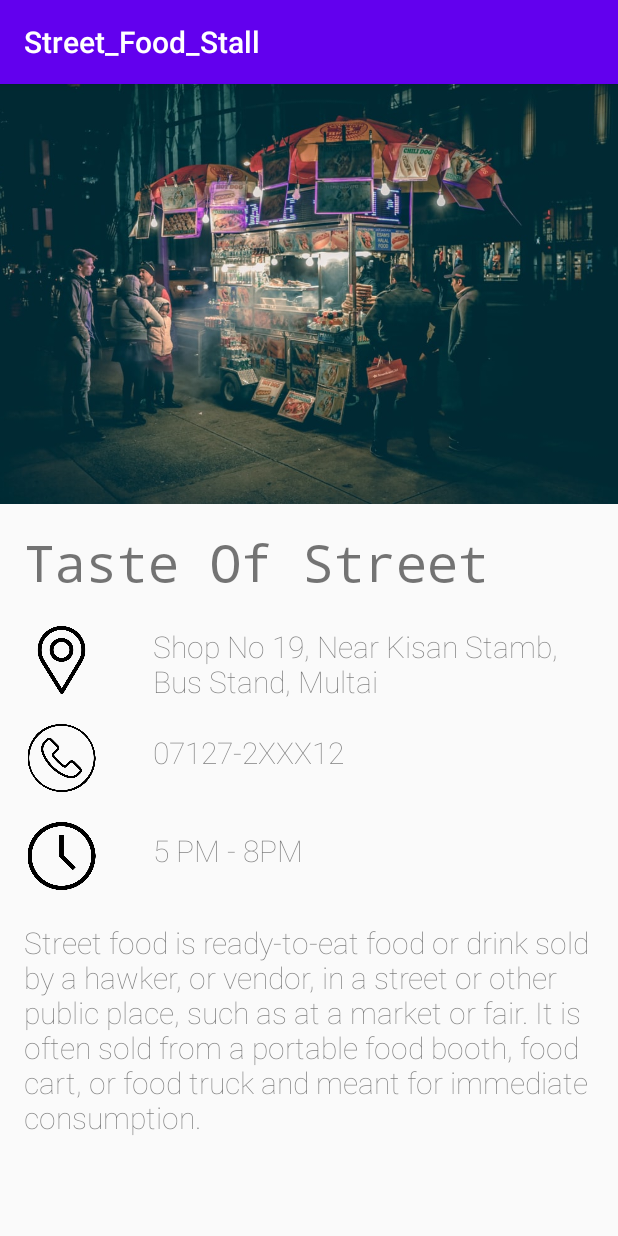
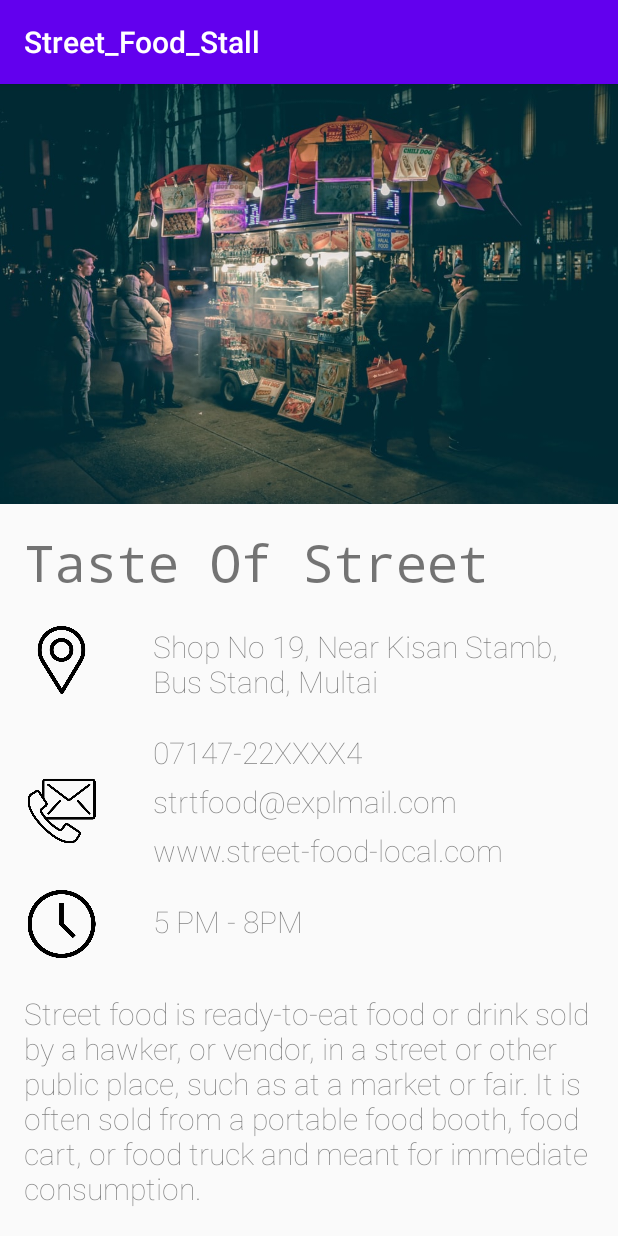
Before and after one commit to i-shivamsoni/Street_Food_Stall, an Android app: the screen it shows after launch (MainActivity), on a phone screen of 412 x 824 dp. Run offline under Robolectric (Android 15) with nearby library versions, the phone set to English and light mode, and no system bars.

Commit message:
intial v-2

```diff
--- a/app/src/main/res/layout/activity_main.xml
+++ b/app/src/main/res/layout/activity_main.xml
@@ -56,27 +56,51 @@
                 android:text="Shop No 19, Near Kisan Stamb, Bus Stand, Multai"
                 android:textSize="20sp" />
 
+
             <ImageView
                 android:id="@+id/im03"
                 android:layout_width="50dp"
                 android:layout_height="45dp"
                 android:layout_below="@id/im02"
                 android:layout_marginLeft="16dp"
-                android:layout_marginTop="20dp"
-                android:src="@drawable/phone" />
+                android:layout_marginTop="55dp"
+                android:src="@drawable/contact" />
 
-            <TextView
+            <LinearLayout
+                android:orientation="vertical"
                 android:id="@+id/tv05"
                 android:layout_width="match_parent"
-                android:layout_height="45dp"
+                android:layout_height="wrap_content"
                 android:layout_below="@id/tv04"
                 android:layout_marginLeft="36dp"
                 android:layout_marginTop="20dp"
                 android:layout_marginRight="16dp"
                 android:layout_toRightOf="@id/im03"
-                android:fontFamily="sans-serif-thin"
-                android:text="07127-2XXX12"
-                android:textSize="20sp" />
+            >
+                <TextView
+                    android:layout_width="wrap_content"
+                    android:layout_height="wrap_content"
+                    android:text="07147-22XXXX4"
+                    android:fontFamily="sans-serif-thin"
+                    android:textSize="20sp"
+                    />
+
+                <TextView
+                    android:layout_width="wrap_content"
+                    android:layout_height="wrap_content"
+                    android:layout_marginTop="5dp"
+                    android:fontFamily="sans-serif-thin"
+                    android:text="strtfood@explmail.com"
+                    android:textSize="20sp" />
+
+                <TextView
+                    android:layout_width="wrap_content"
+                    android:layout_height="wrap_content"
+                    android:layout_marginTop="5dp"
+                    android:fontFamily="sans-serif-thin"
+                    android:text="www.street-food-local.com"
+                    android:textSize="20sp" />
+            </LinearLayout>
 
             <ImageView
                 android:id="@+id/im04"
@@ -84,7 +108,7 @@
                 android:layout_height="45dp"
                 android:layout_below="@id/im03"
                 android:layout_marginLeft="16dp"
-                android:layout_marginTop="20dp"
+                android:layout_marginTop="30dp"
                 android:src="@drawable/clock" />
 
             <TextView
@@ -96,10 +120,9 @@
                 android:layout_marginTop="20dp"
                 android:layout_marginRight="16dp"
                 android:layout_toRightOf="@id/im03"
+                android:fontFamily="sans-serif-thin"
                 android:text="5 PM - 8PM"
-                android:textSize="20sp"
-                android:fontFamily="sans-serif-thin"
-                />
+                android:textSize="20sp" />
 
             <TextView
                 android:layout_width="match_parent"
```
